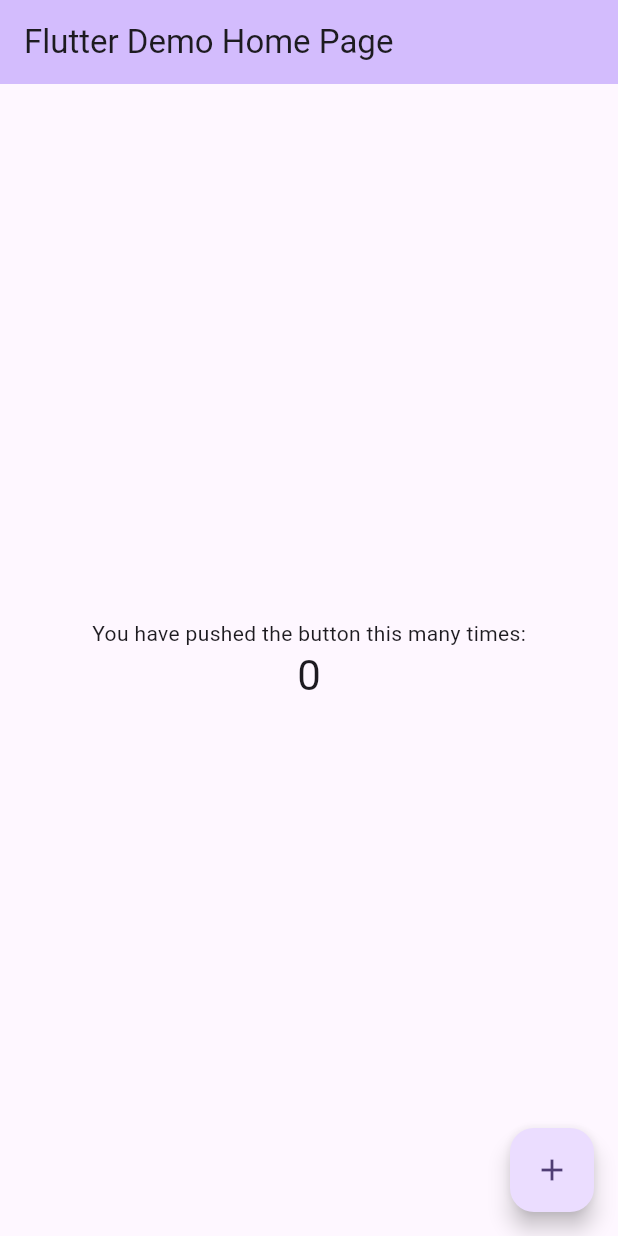
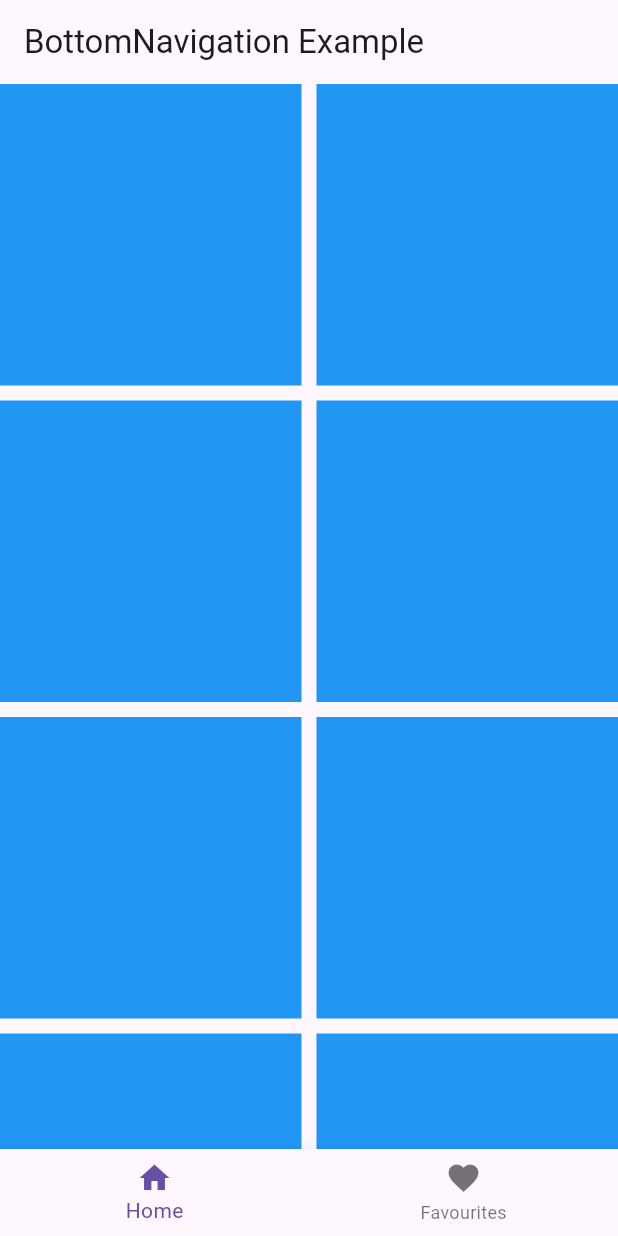
Before and after one commit to erulan002/rick_and_morty_tt, a Flutter app: the screen it shows after launch, on a phone screen of 412 x 824 dp. Run offline on Flutter 3.47's test engine with Material 3 defaults, Android fonts, the phone set to English and light mode, and no system bars.

Commit message:
Add: GridView Builder

```diff
--- a/lib/main.dart
+++ b/lib/main.dart
@@ -1,122 +1,60 @@
 import 'package:flutter/material.dart';
+import 'package:rick_and_morty_tt/screens/favourites_screen.dart';
+import 'package:rick_and_morty_tt/screens/main_screen.dart';
 
 void main() {
-  runApp(const MyApp());
+  runApp(MyApp());
 }
 
 class MyApp extends StatelessWidget {
   const MyApp({super.key});
 
-  // This widget is the root of your application.
   @override
   Widget build(BuildContext context) {
     return MaterialApp(
-      title: 'Flutt',
-      theme: ThemeData(
-        // This is the theme of your application.
-        //
-        // TRY THIS: Try running your application with "flutter run". You'll see
-        // the application has a purple toolbar. Then, without quitting the app,
-        // try changing the seedColor in the colorScheme below to Colors.green
-        // and then invoke "hot reload" (save your changes or press the "hot
-        // reload" button in a Flutter-supported IDE, or press "r" if you used
-        // the command line to start the app).
-        //
-        // Notice that the counter didn't reset back to zero; the application
-        // state is not lost during the reload. To reset the state, use hot
-        // restart instead.
-        //
-        // This works for code too, not just values: Most code changes can be
-        // tested with just a hot reload.
-        colorScheme: ColorScheme.fromSeed(seedColor: Colors.deepPurple),
-      ),
-      home: const MyHomePage(title: 'Flutter Demo Home Page'),
+      home: HomeScreen(),
     );
   }
 }
 
-class MyHomePage extends StatefulWidget {
-  const MyHomePage({super.key, required this.title});
-
-  // This widget is the home page of your application. It is stateful, meaning
-  // that it has a State object (defined below) that contains fields that affect
-  // how it looks.
-
-  // This class is the configuration for the state. It holds the values (in this
-  // case the title) provided by the parent (in this case the App widget) and
-  // used by the build method of the State. Fields in a Widget subclass are
-  // always marked "final".
-
-  final String title;
+class HomeScreen extends StatefulWidget {
+  const HomeScreen({super.key});
 
   @override
-  State<MyHomePage> createState() => _MyHomePageState();
+  State<HomeScreen> createState() => _HomeScreenState();
 }
 
-class _MyHomePageState extends State<MyHomePage> {
-  int _counter = 0;
+class _HomeScreenState extends State<HomeScreen> {
+  int _selectedIndex = 0;
 
-  void _incrementCounter() {
-    setState(() {
-      // This call to setState tells the Flutter framework that something has
-      // changed in this State, which causes it to rerun the build method below
-      // so that the display can reflect the updated values. If we changed
-      // _counter without calling setState(), then the build method would not be
-      // called again, and so nothing would appear to happen.
-      _counter++;
-    });
-  }
+  final List<Widget> _screens = [
+    MainScreen(),
+    FavouritesScreen(),
+  ];
 
   @override
   Widget build(BuildContext context) {
-    // This method is rerun every time setState is called, for instance as done
-    // by the _incrementCounter method above.
-    //
-    // The Flutter framework has been optimized to make rerunning build methods
-    // fast, so that you can just rebuild anything that needs updating rather
-    // than having to individually change instances of widgets.
     return Scaffold(
-      appBar: AppBar(
-        // TRY THIS: Try changing the color here to a specific color (to
-        // Colors.amber, perhaps?) and trigger a hot reload to see the AppBar
-        // change color while the other colors stay the same.
-        backgroundColor: Theme.of(context).colorScheme.inversePrimary,
-        // Here we take the value from the MyHomePage object that was created by
-        // the App.build method, and use it to set our appbar title.
-        title: Text(widget.title),
+      appBar: AppBar(title: Text('BottomNavigation Example')),
+      body: _screens[_selectedIndex],
+      bottomNavigationBar: BottomNavigationBar(
+        currentIndex: _selectedIndex,
+        onTap: (index) {
+          setState(() {
+            _selectedIndex = index;
+          });
+        },
+        items: const [
+          BottomNavigationBarItem(
+            icon: Icon(Icons.home),
+            label: 'Home',
+          ),
+          BottomNavigationBarItem(
+            icon: Icon(Icons.favorite),
+            label: 'Favourites',
+          ),
+        ],
       ),
-      body: Center(
-        // Center is a layout widget. It takes a single child and positions it
-        // in the middle of the parent.
-        child: Column(
-          // Column is also a layout widget. It takes a list of children and
-          // arranges them vertically. By default, it sizes itself to fit its
-          // children horizontally, and tries to be as tall as its parent.
-          //
-          // Column has various properties to control how it sizes itself and
-          // how it positions its children. Here we use mainAxisAlignment to
-          // center the children vertically; the main axis here is the vertical
-          // axis because Columns are vertical (the cross axis would be
-          // horizontal).
-          //
-          // TRY THIS: Invoke "debug painting" (choose the "Toggle Debug Paint"
-          // action in the IDE, or press "p" in the console), to see the
-          // wireframe for each widget.
-          mainAxisAlignment: MainAxisAlignment.center,
-          children: <Widget>[
-            const Text('You have pushed the button this many times:'),
-            Text(
-              '$_counter',
-              style: Theme.of(context).textTheme.headlineMedium,
-            ),
-          ],
-        ),
-      ),
-      floatingActionButton: FloatingActionButton(
-        onPressed: _incrementCounter,
-        tooltip: 'Increment',
-        child: const Icon(Icons.add),
-      ), // This trailing comma makes auto-formatting nicer for build methods.
     );
   }
 }
--- /dev/null
+++ b/lib/screens/favourites_screen.dart
@@ -0,0 +1,10 @@
+import 'package:flutter/material.dart';
+
+class FavouritesScreen extends StatelessWidget {
+  const FavouritesScreen({super.key});
+
+  @override
+  Widget build(BuildContext context) {
+    return const Scaffold(body: Center(child: Text('FAVOURITES'),),);
+  }
+}
--- /dev/null
+++ b/lib/screens/main_screen.dart
@@ -0,0 +1,26 @@
+import 'package:flutter/material.dart';
+
+class MainScreen extends StatelessWidget {
+  const MainScreen({super.key});
+
+  @override
+  Widget build(BuildContext context) {
+    return Scaffold(
+      body: GridView.builder(
+        itemCount: 40,
+        gridDelegate: SliverGridDelegateWithMaxCrossAxisExtent(
+          maxCrossAxisExtent: 250,
+          crossAxisSpacing: 10,
+          mainAxisSpacing: 10,
+        ),
+        itemBuilder: (_, index) {
+          return Container(
+            width: 100,
+            height: 150,
+            color: Colors.blue,
+          );
+        },
+      ),
+    );
+  }
+}
```
Also changed, not shown: 1 other file.
